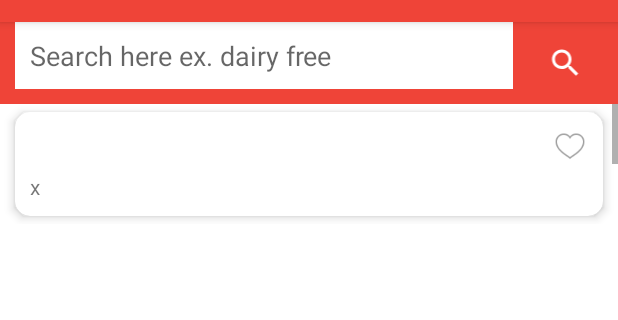
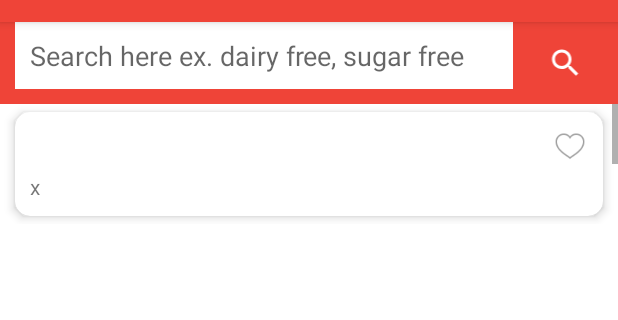
Before and after one commit to linxatwit/Instagredients, an Android app: the AllRecipesActivity screen opened directly, with no data from a screen before it, on a phone screen of 412 x 824 dp, the part 62-382 px from its top. Run offline under Robolectric (Android 15) with nearby library versions, the phone set to English and light mode, and no system bars; our stand-ins replace Firebase (no records; nobody signed in at launch, a user with empty details on screens opened directly); 3 statements that could not run were skipped.

Commit message:
Update activity_all_recipes.xml

```diff
--- a/app/src/main/res/layout/activity_all_recipes.xml
+++ b/app/src/main/res/layout/activity_all_recipes.xml
@@ -62,7 +62,7 @@
                 android:layout_toLeftOf="@id/searchBtn"
                 android:background="@color/white"
                 android:backgroundTint="@color/white"
-                android:hint="Search here ex. dairy free"
+                android:hint="Search here ex. dairy free, sugar free"
                 android:padding="10dp" />
 
             <ImageView
```
